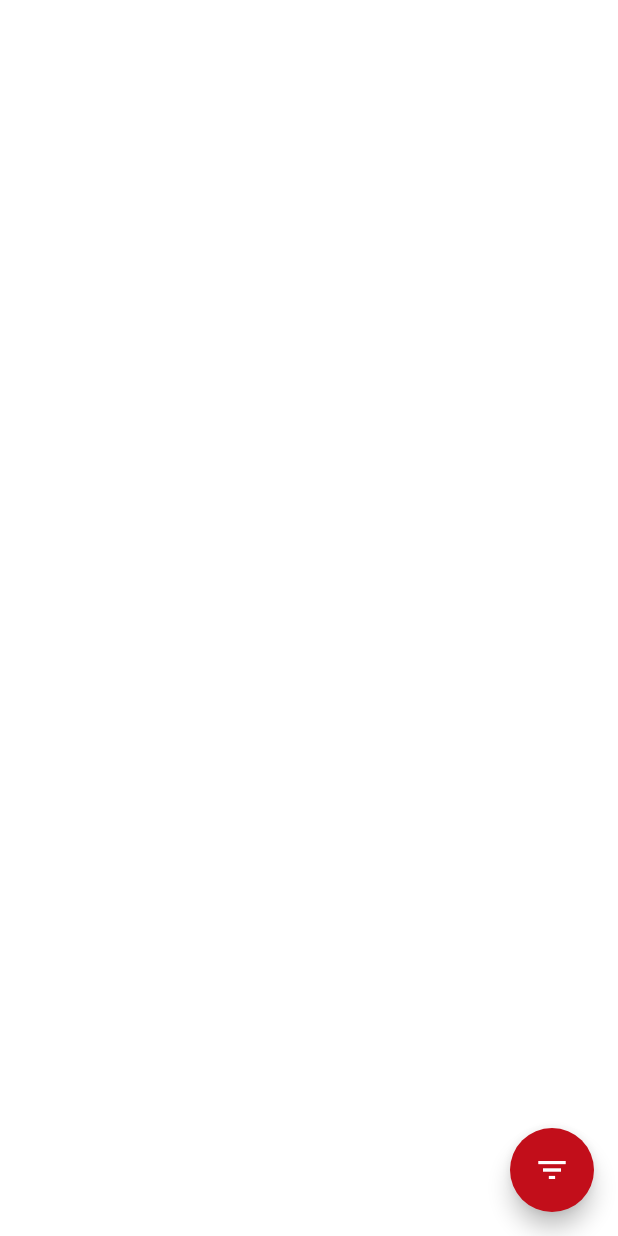
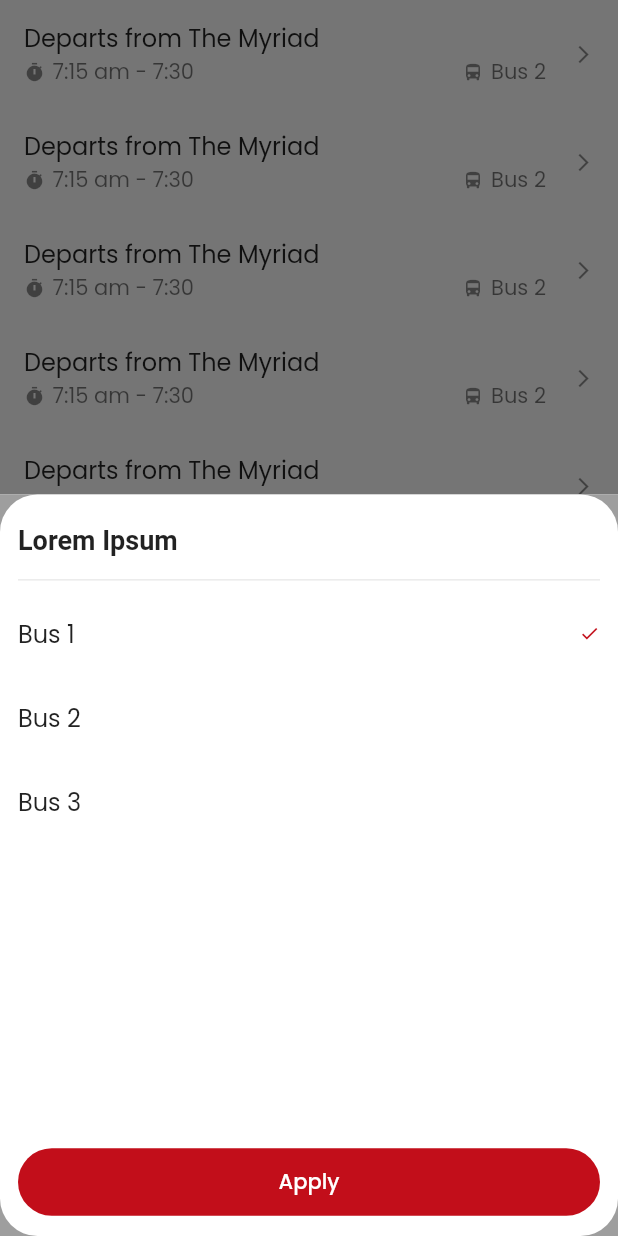
Before and after one commit to Xheghun/mi-bus, a Flutter app: the HomeScreen screen opened by its route, after a tap on the "filter list" icon, on a phone screen of 412 x 824 dp. Run offline on Flutter 3.47's test engine with Material 2 defaults, Android fonts, the phone set to English and light mode, and no system bars; our stand-ins replace another_flushbar, dartz, firebase_analytics, firebase_auth, firebase_core, firebase_database and 6 more; accounts and stored records are empty.

Commit message:
register schedule_details screen in routes

```diff
--- a/lib/app/route_generator.dart
+++ b/lib/app/route_generator.dart
@@ -1,6 +1,7 @@
 import 'package:flutter/material.dart';
 import 'package:myriad_bus_scheduler/ui/screens/auth/forgot_pass/forgot_password_page.dart';
 import 'package:myriad_bus_scheduler/ui/screens/home/home_screen.dart';
+import 'package:myriad_bus_scheduler/ui/screens/schedule_details/schedule_details.dart';
 import './routes.dart';
 
 class AppRoutes {
@@ -26,6 +27,10 @@ class AppRoutes {
         return MaterialPageRoute(
             builder: (_) => HomeScreen(),
             settings: _route(name: HomeScreen.routeName));
+      case ScheduleDetails.routeName:
+        return MaterialPageRoute(
+            builder: (_) => ScheduleDetails(),
+            settings: _route(name: ScheduleDetails.routeName));
       default:
         return MaterialPageRoute(builder: (_) => Container());
     }
--- a/lib/ui/screens/auth/forgot_pass/forgot_password_page.dart
+++ b/lib/ui/screens/auth/forgot_pass/forgot_password_page.dart
@@ -16,7 +16,7 @@ class ForgotPasswordPage extends StatelessWidget {
   @override
   Widget build(BuildContext context) {
     var mediaQuery = MediaQuery.of(context);
-    return BaseWidget(
+    return BaseLayout(
       body: Column(
         crossAxisAlignment: CrossAxisAlignment.start,
         children: [
--- a/lib/ui/screens/auth/login/login_page.dart
+++ b/lib/ui/screens/auth/login/login_page.dart
@@ -28,7 +28,7 @@ class LoginPage extends StatelessWidget {
         builder: (context, model, child) {
           return Stack(
             children: [
-              BaseWidget(
+              BaseLayout(
                 resizeToAvoidBottomInsets: false,
                 body: Column(
                   crossAxisAlignment: CrossAxisAlignment.start,
--- a/lib/ui/screens/auth/sign_up/sign_up_page.dart
+++ b/lib/ui/screens/auth/sign_up/sign_up_page.dart
@@ -23,7 +23,7 @@ class SignUpPage extends StatelessWidget {
         builder: (context, model, child) {
           return Stack(
             children: [
-              BaseWidget(
+              BaseLayout(
                 body: Column(
                   crossAxisAlignment: CrossAxisAlignment.start,
                   children: [
--- a/lib/ui/screens/home/home_screen.dart
+++ b/lib/ui/screens/home/home_screen.dart
@@ -1,7 +1,5 @@
-import 'dart:async';
-
 import 'package:flutter/material.dart';
-import 'package:myriad_bus_scheduler/ui/widget/google_map_widget.dart';
+import 'package:myriad_bus_scheduler/util/widget/filter_bottom_sheet.dart';
 
 class HomeScreen extends StatelessWidget {
   static const routeName = "/homeScreen";
@@ -13,11 +11,45 @@ class HomeScreen extends StatelessWidget {
     return Scaffold(
       floatingActionButton: FloatingActionButton(
         child: Icon(Icons.filter_list),
-        onPressed: () {},
+        onPressed: () => showFilterBottomSheet(context,["Bus 1","Bus 2", "Bus 3"]),
       ),
       body: SafeArea(
         child: Column(
-
+          children: [
+            ListView.builder(
+              shrinkWrap: true,
+              physics: NeverScrollableScrollPhysics(),
+              itemCount: 9,
+              itemBuilder: (context, index) {
+                return ListTile(
+                  trailing: Icon(Icons.arrow_forward_ios, size: 14),
+                  onTap: () {},
+                  title: Text("Departs from The Myriad"),
+                  subtitle: Row(
+                    mainAxisAlignment: MainAxisAlignment.spaceBetween,
+                    children: [
+                      Row(
+                        mainAxisSize: MainAxisSize.min,
+                        children: [
+                          Icon(Icons.timer),
+                          SizedBox(width: 5,),
+                          Text("7:15 am - 7:30"),
+                        ],
+                      ),
+                      Row(
+                        mainAxisSize: MainAxisSize.min,
+                        children: [
+                          Icon(Icons.directions_bus),
+                          SizedBox(width: 5,),
+                          Text("Bus 2"),
+                        ],
+                      )
+                    ],
+                  ),
+                );
+              },
+            )
+          ],
         )
       ),
     );
--- /dev/null
+++ b/lib/ui/screens/schedule_details/schedule_details.dart
@@ -0,0 +1,18 @@
+import 'package:flutter/material.dart';
+import 'package:myriad_bus_scheduler/ui/widget/layout/base_widget.dart';
+
+class ScheduleDetails extends StatelessWidget {
+
+  static const routeName = "/scheduleDetails";
+
+  const ScheduleDetails({Key key}) : super(key: key);
+
+  @override
+  Widget build(BuildContext context) {
+    return BaseLayout(
+      appBar: AppBar(
+        leading: BackButton(),
+      ),
+    );
+  }
+}
--- a/lib/ui/widget/buttons/primary_button.dart
+++ b/lib/ui/widget/buttons/primary_button.dart
@@ -3,11 +3,12 @@ import 'package:myriad_bus_scheduler/util/styles/colors.dart';
 import 'package:myriad_bus_scheduler/util/styles/style.dart';
 
 class PrimaryButton extends StatelessWidget {
-  const PrimaryButton({Key key, this.showIcon = true, this.onTap, this.text = "Continue"}) : super(key: key);
+  const PrimaryButton({Key key, this.padding, this.showIcon = true, this.onTap, this.text = "Continue"}) : super(key: key);
 
   final String text;
   final Function onTap;
   final bool showIcon;
+  final EdgeInsets padding;
 
   @override
   Widget build(BuildContext context) {
@@ -19,6 +20,8 @@ class PrimaryButton extends StatelessWidget {
               borderRadius: BorderRadius.circular(25)
           )
       ),
+      child: Padding(
+        padding: padding ?? EdgeInsets.zero,
         child: Row(
           mainAxisSize: MainAxisSize.min,
           children: [
@@ -29,6 +32,7 @@ class PrimaryButton extends StatelessWidget {
             Icon(Icons.arrow_right_alt)
           ],
         ),
+      ),
       onPressed: onTap ?? () {},
 
     );
--- a/lib/ui/widget/layout/base_widget.dart
+++ b/lib/ui/widget/layout/base_widget.dart
@@ -1,14 +1,16 @@
 import 'package:flutter/material.dart';
 
-class BaseWidget extends StatelessWidget {
-  const BaseWidget({Key key, this.body, this.resizeToAvoidBottomInsets = false}) : super(key: key);
+class BaseLayout extends StatelessWidget {
+  const BaseLayout({Key key, this.appBar, this.body, this.resizeToAvoidBottomInsets = false}) : super(key: key);
 
   final bool resizeToAvoidBottomInsets;
   final Widget body;
+  final AppBar appBar;
 
   @override
   Widget build(BuildContext context) {
     return Scaffold(
+      appBar: appBar,
       resizeToAvoidBottomInset: resizeToAvoidBottomInsets,
       body: SafeArea(
         child: Container(
--- a/lib/util/styles/style.dart
+++ b/lib/util/styles/style.dart
@@ -16,3 +16,4 @@ var miStyle = GoogleFonts.roboto(
 var textBold = miStyle.copyWith(color: Colors.black);
 
 var borderRadius12 = BorderRadius.circular(12);
+var radius25 = Radius.circular(25);
--- a/lib/util/styles/theme.dart
+++ b/lib/util/styles/theme.dart
@@ -14,8 +14,8 @@ class AppTheme {
       fontFamily: GoogleFonts.poppins().fontFamily,
       focusColor: colorPrimary,
       iconTheme: IconThemeData(
-        color: Colors.white,
-        size: 20,
+        color: colorPrimary,
+        size: 14,
       ),
     );
   }
--- a/lib/util/widget/filter_bottom_sheet.dart
+++ b/lib/util/widget/filter_bottom_sheet.dart
@@ -1,11 +1,71 @@
+import 'package:flutter/cupertino.dart';
 import 'package:flutter/material.dart';
+import 'package:google_fonts/google_fonts.dart';
+import 'package:myriad_bus_scheduler/ui/widget/buttons/primary_button.dart';
+import 'package:myriad_bus_scheduler/util/styles/colors.dart';
+import 'package:myriad_bus_scheduler/util/styles/style.dart';
 
-void showFilterBottomSheet(BuildContext context) {
-  showModalBottomSheet(context: context, builder: (context) {
-    return Column(
-      children: [
+void showFilterBottomSheet(BuildContext context, List<String> filterOptions) {
+  var mediaQuery = MediaQuery.of(context);
+  var selectedIndex = 0;
+  showModalBottomSheet(
+      context: context,
+      isScrollControlled: true,
+      builder: (context) {
+        return Container(
+          height: mediaQuery.size.height * 0.6,
+          color: Colors.grey,
+          child: Container(
+            decoration: BoxDecoration(
+              color: Colors.white,
+                borderRadius:
+                    BorderRadius.horizontal(left: radius25, right: radius25)),
+            padding: EdgeInsets.all(12),
+            child: Column(
+              crossAxisAlignment: CrossAxisAlignment.start,
+              children: [
+                Padding(
+                  padding: const EdgeInsets.symmetric(vertical: 8.0),
+                  child: Text(
+                    "Lorem Ipsum",
+                    style: GoogleFonts.roboto(
+                        fontSize: 18, fontWeight: FontWeight.w600),
+                  ),
+                ),
+                Divider(),
+                StatefulBuilder(
+                  builder: (context, newState) {
+                    return Column(
+                      mainAxisSize: MainAxisSize.min,
+                      children: List.generate(
+                        filterOptions.length,
+                        (index) => ListTile(
+                          contentPadding: EdgeInsets.zero,
+                          onTap: () => newState(() => selectedIndex = index),
+                          trailing: Visibility(
+                            visible: index == selectedIndex,
+                            child: Icon(Icons.check, color: colorPrimary,),
+                          ),
+                          title: Text(filterOptions[index]),
+                        ),
+                      ),
+                    );
+                  },
+                ),
+                Expanded(child: SizedBox()),
+                Container(
+                  width: double.infinity,
+                  child:  PrimaryButton(
+                    showIcon: false,
+                    text: "Apply",
+                    padding: EdgeInsets.symmetric(vertical: 12),
+                    onTap: () => Navigator.pop(context),
+                  ),
+                )
 
-      ],
-    );
-  });
+              ],
+            ),
+          ),
+        );
+      });
 }
```
Lines whose indentation alone changed are shown as unchanged.
